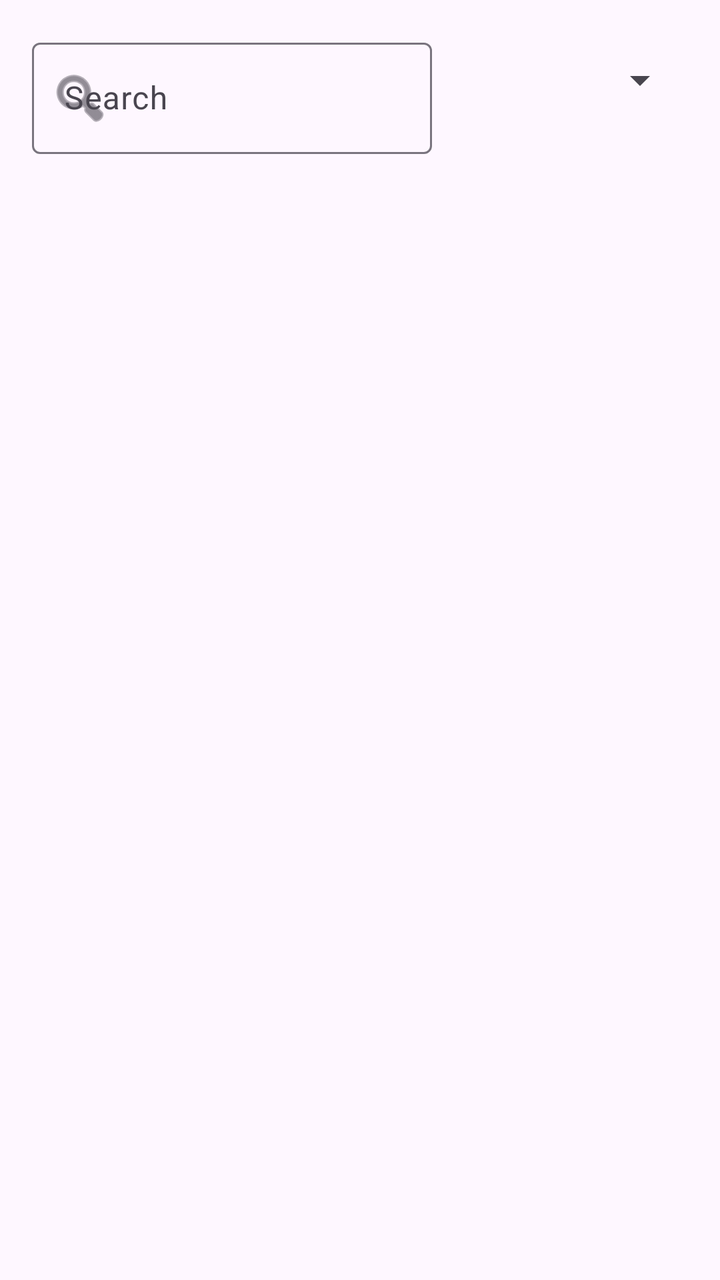
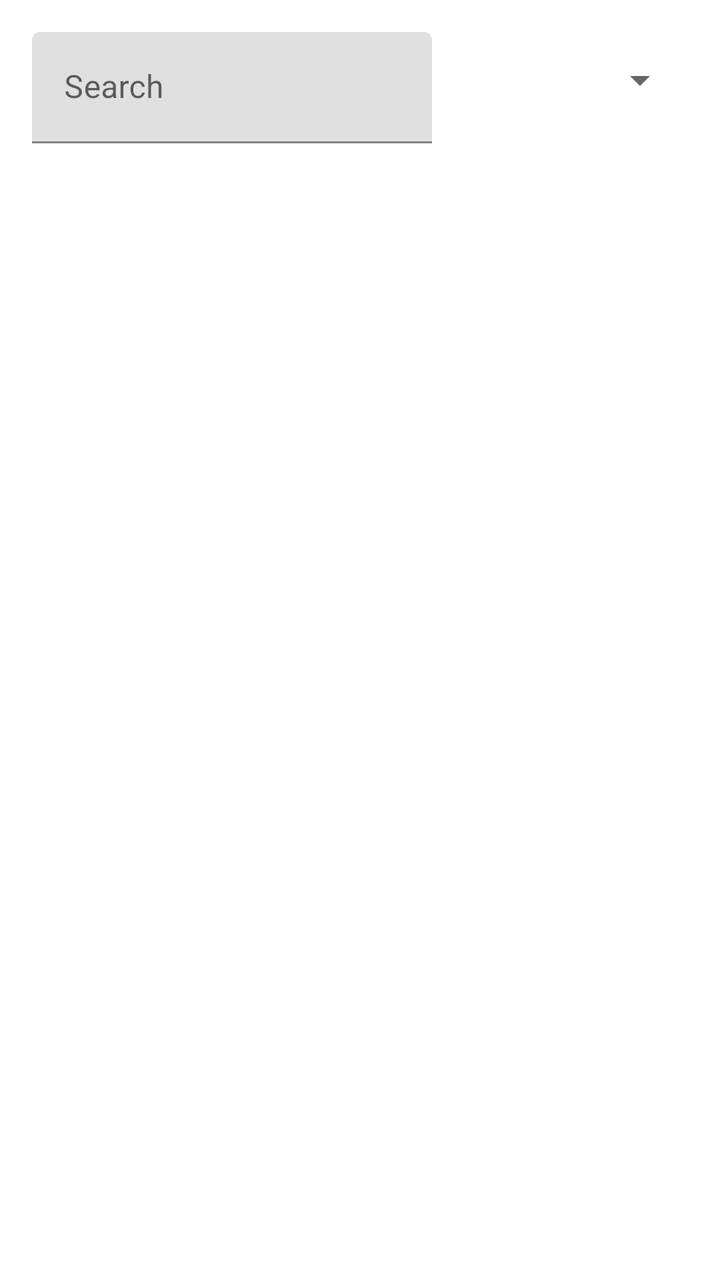

Two renders of the same Android screen: before a commit and after it. Below are the layout's source before the change and the commit's diff.
<!-- AndroidManifest.xml: application theme Theme.AwakenCompany -->
<!-- res/layout/fragment_products.xml -->
<?xml version="1.0" encoding="utf-8"?>
<androidx.constraintlayout.widget.ConstraintLayout xmlns:android="http://schemas.android.com/apk/res/android"
    xmlns:app="http://schemas.android.com/apk/res-auto"
    android:layout_width="match_parent"
    android:layout_height="match_parent">

    <LinearLayout
        android:id="@+id/llSearchFilter"
        android:layout_width="0dp"
        android:layout_height="wrap_content"
        android:layout_margin="16dp"
        android:orientation="horizontal"
        app:layout_constraintEnd_toEndOf="parent"
        app:layout_constraintStart_toStartOf="parent"
        app:layout_constraintTop_toTopOf="parent">

        <com.google.android.material.textfield.TextInputLayout
            android:id="@+id/tilSearch"
            android:layout_width="0dp"
            android:layout_height="wrap_content"
            android:layout_weight="1"
            android:hint="@string/search"
            app:startIconDrawable="@android:drawable/ic_menu_search">

            <com.google.android.material.textfield.TextInputEditText
                android:id="@+id/etSearch"
                android:layout_width="match_parent"
                android:layout_height="wrap_content"
                android:inputType="text" />

        </com.google.android.material.textfield.TextInputLayout>

        <Spinner
            android:id="@+id/spinnerCategory"
            android:layout_width="0dp"
            android:layout_height="wrap_content"
            android:layout_marginStart="8dp"
            android:layout_weight="0.6"
            android:minHeight="48dp" />

    </LinearLayout>

    <androidx.recyclerview.widget.RecyclerView
        android:id="@+id/recyclerViewProducts"
        android:layout_width="0dp"
        android:layout_height="0dp"
        android:layout_marginTop="8dp"
        android:padding="8dp"
        app:layout_constraintBottom_toBottomOf="parent"
        app:layout_constraintEnd_toEndOf="parent"
        app:layout_constraintStart_toStartOf="parent"
        app:layout_constraintTop_toBottomOf="@id/llSearchFilter" />

</androidx.constraintlayout.widget.ConstraintLayout>
<!-- resources referenced by this layout -->
<resources>
  <string name="search">Search</string>
  <style name="Theme.AwakenCompany" parent="Theme.Material3.DayNight">
          <item name="colorPrimary">@color/primary</item>
          <item name="colorPrimaryVariant">@color/primary_dark</item>
          <item name="colorOnPrimary">@color/white</item>
      </style>
  <color name="primary">#667eea</color>
  <color name="primary_dark">#5568d3</color>
  <color name="white">#FFFFFF</color>
</resources>

<!-- the commit's change to res/layout/fragment_products.xml (unified diff, before → after) -->
@@ -20,7 +20,7 @@
             android:layout_height="wrap_content"
             android:layout_weight="1"
             android:hint="@string/search"
-            app:startIconDrawable="@android:drawable/ic_menu_search">
+            >
 
             <com.google.android.material.textfield.TextInputEditText
                 android:id="@+id/etSearch"
<!-- resource entries referenced after the edit -->
@@ -1,7 +1,7 @@
 <!-- resources referenced by this layout -->
 <resources>
   <string name="search">Search</string>
-  <style name="Theme.AwakenCompany" parent="Theme.Material3.DayNight">
+  <style name="Theme.AwakenCompany" parent="Theme.MaterialComponents.DayNight">
           <item name="colorPrimary">@color/primary</item>
           <item name="colorPrimaryVariant">@color/primary_dark</item>
           <item name="colorOnPrimary">@color/white</item>
